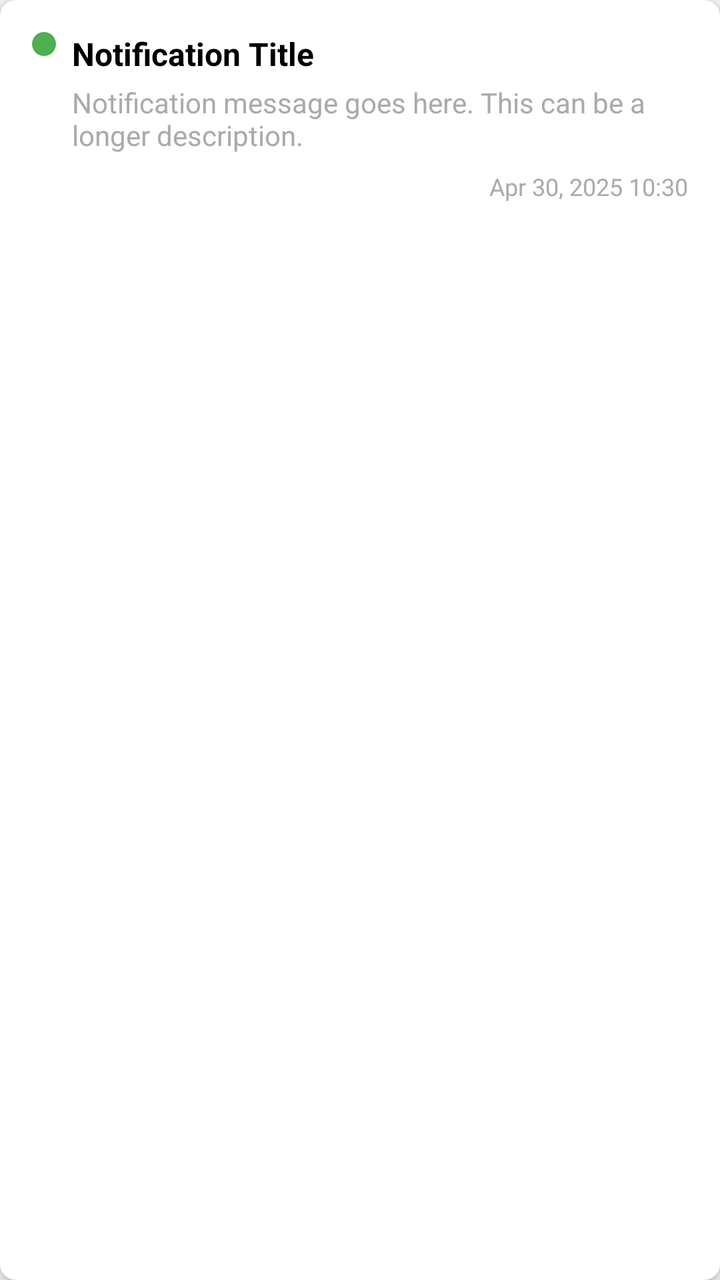
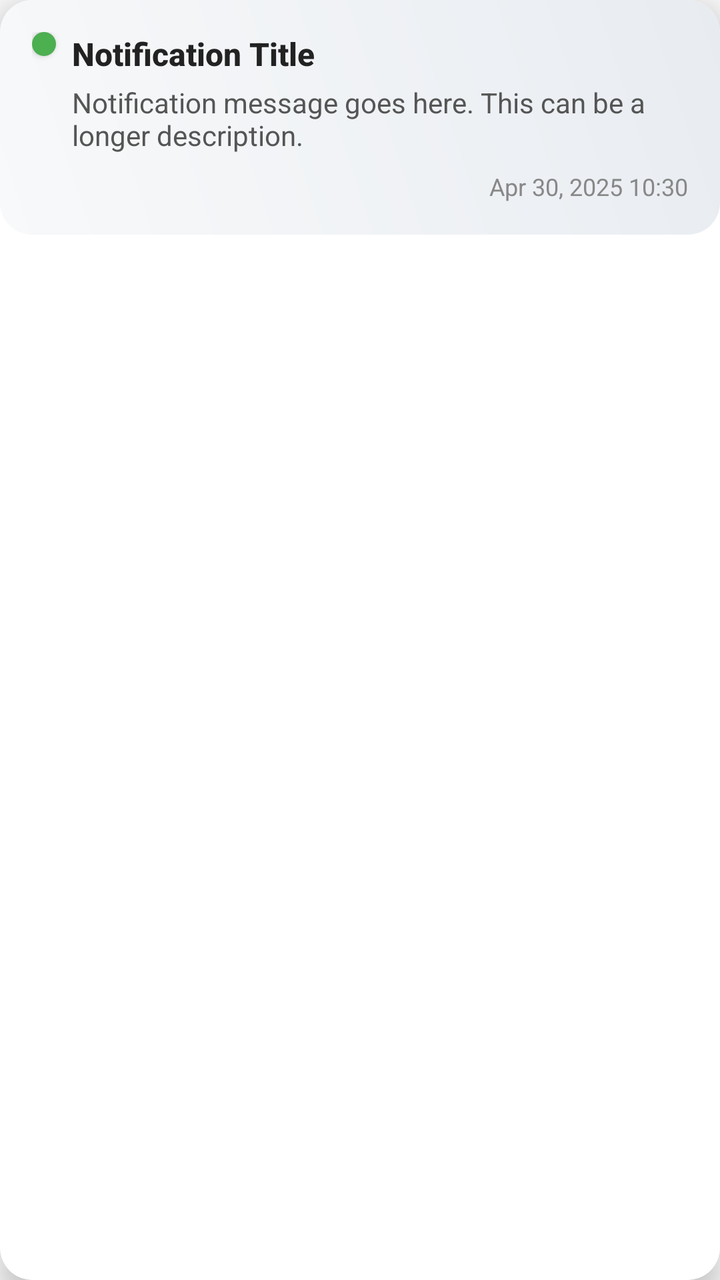

Screens rendered from an Android XML layout before and after an edit, with the pre-edit source and the edit as a unified diff.
<!-- AndroidManifest.xml: application theme AppTheme -->
<!-- res/layout/notification_item.xml -->
<?xml version="1.0" encoding="utf-8"?>
<androidx.cardview.widget.CardView xmlns:android="http://schemas.android.com/apk/res/android"
    xmlns:app="http://schemas.android.com/apk/res-auto"
    android:layout_width="match_parent"
    android:layout_height="wrap_content"
    android:layout_margin="8dp"
    app:cardCornerRadius="8dp"
    app:cardElevation="4dp">

    <RelativeLayout
        android:layout_width="match_parent"
        android:layout_height="wrap_content"
        android:padding="16dp">

        <View
            android:id="@+id/notificationReadIndicator"
            android:layout_width="12dp"
            android:layout_height="12dp"
            android:layout_alignParentStart="true"
            android:layout_alignParentTop="true"
            android:layout_marginEnd="8dp"
            android:background="@drawable/notification_indicator"
            android:tag="read" /> 

        <TextView
            android:id="@+id/textViewNotificationTitle"
            android:layout_width="match_parent"
            android:layout_height="wrap_content"
            android:layout_toEndOf="@id/notificationReadIndicator"
            android:text="Notification Title"
            android:textColor="@android:color/black"
            android:textSize="16sp"
            android:textStyle="bold" />

        <TextView
            android:id="@+id/textViewNotificationMessage"
            android:layout_width="match_parent"
            android:layout_height="wrap_content"
            android:layout_below="@id/textViewNotificationTitle"
            android:layout_marginTop="4dp"
            android:layout_toEndOf="@id/notificationReadIndicator"
            android:text="Notification message goes here. This can be a longer description."
            android:textColor="@android:color/darker_gray"
            android:textSize="14sp" />

        <TextView
            android:id="@+id/textViewNotificationTime"
            android:layout_width="wrap_content"
            android:layout_height="wrap_content"
            android:layout_below="@id/textViewNotificationMessage"
            android:layout_alignParentEnd="true"
            android:layout_marginTop="8dp"
            android:text="Apr 30, 2025 10:30"
            android:textColor="@android:color/darker_gray"
            android:textSize="12sp" />

    </RelativeLayout>

</androidx.cardview.widget.CardView>
<!-- resources referenced by this layout -->
<resources>
  <!-- drawable notification_indicator (drawable) -->
  <?xml version="1.0" encoding="utf-8"?>
  <selector xmlns:android="http://schemas.android.com/apk/res/android">
      <item android:state_activated="true">
          <shape android:shape="oval">
              <solid android:color="@android:color/darker_gray" />
          </shape>
      </item>
      <item android:state_activated="false">
          <shape android:shape="oval">
              <solid android:color="#4CAF50" />
          </shape>
      </item>
      
      <item android:state_selected="true">
          <shape android:shape="oval">
              <solid android:color="@android:color/darker_gray" />
          </shape>
      </item>
      <item>
          <shape android:shape="oval">
              <solid android:color="#4CAF50" />
          </shape>
      </item>
  </selector>
  <style name="AppTheme" parent="Theme.AppCompat.Light.NoActionBar">
          <item name="colorPrimary">@color/colorPrimary</item>
          <item name="colorPrimaryDark">@color/colorPrimaryDark</item>
          <item name="colorAccent">@color/colorAccent</item>
          
  
          <item name="colorSecondary">@color/teal_200</item>
          <item name="colorSecondaryVariant">@color/teal_700</item>
          <item name="colorOnSecondary">@color/black</item>
          
          <item name="android:statusBarColor">?attr/colorPrimaryVariant</item>
      </style>
  <color name="colorPrimary">#6200EE</color>
  <color name="colorPrimaryDark">#3700B3</color>
  <color name="colorAccent">#03DAC5</color>
  <color name="teal_200">#FF03DAC5</color>
  <color name="teal_700">#FF018786</color>
  <color name="black">#FF000000</color>
</resources>

<!-- the commit's change to res/layout/notification_item.xml (unified diff, before → after) -->
@@ -3,14 +3,17 @@
     xmlns:app="http://schemas.android.com/apk/res-auto"
     android:layout_width="match_parent"
     android:layout_height="wrap_content"
-    android:layout_margin="8dp"
-    app:cardCornerRadius="8dp"
-    app:cardElevation="4dp">
+    android:layout_margin="12dp"
+    app:cardCornerRadius="16dp"
+    app:cardElevation="8dp"
+    app:cardBackgroundColor="@android:color/white"
+    android:foreground="?android:attr/selectableItemBackground">
 
     <RelativeLayout
         android:layout_width="match_parent"
         android:layout_height="wrap_content"
-        android:padding="16dp">
+        android:padding="16dp"
+        android:background="@drawable/notification_card_bg">
 
         <View
             android:id="@+id/notificationReadIndicator"
@@ -20,7 +23,8 @@
             android:layout_alignParentTop="true"
             android:layout_marginEnd="8dp"
             android:background="@drawable/notification_indicator"
-            android:tag="read" /> 
+            android:tag="read"
+            android:elevation="2dp" />
 
         <TextView
             android:id="@+id/textViewNotificationTitle"
@@ -28,9 +32,10 @@
             android:layout_height="wrap_content"
             android:layout_toEndOf="@id/notificationReadIndicator"
             android:text="Notification Title"
-            android:textColor="@android:color/black"
+            android:textColor="#222222"
             android:textSize="16sp"
-            android:textStyle="bold" />
+            android:textStyle="bold"
+            android:fontFamily="sans-serif-medium" />
 
         <TextView
             android:id="@+id/textViewNotificationMessage"
@@ -40,7 +45,7 @@
             android:layout_marginTop="4dp"
             android:layout_toEndOf="@id/notificationReadIndicator"
             android:text="Notification message goes here. This can be a longer description."
-            android:textColor="@android:color/darker_gray"
+            android:textColor="#555555"
             android:textSize="14sp" />
 
         <TextView
@@ -51,9 +56,8 @@
             android:layout_alignParentEnd="true"
             android:layout_marginTop="8dp"
             android:text="Apr 30, 2025 10:30"
-            android:textColor="@android:color/darker_gray"
+            android:textColor="#888888"
             android:textSize="12sp" />
 
     </RelativeLayout>
-
 </androidx.cardview.widget.CardView>
<!-- resource entries referenced after the edit -->
@@ -1,5 +1,14 @@
 <!-- resources referenced by this layout -->
 <resources>
+  <!-- drawable notification_card_bg (drawable) -->
+  <?xml version="1.0" encoding="utf-8"?>
+  <shape xmlns:android="http://schemas.android.com/apk/res/android">
+      <gradient
+          android:startColor="#F8F9FA"
+          android:endColor="#E8ECF1"
+          android:angle="45"/>
+      <corners android:radius="16dp"/>
+  </shape>
   <!-- drawable notification_indicator (drawable) -->
   <?xml version="1.0" encoding="utf-8"?>
   <selector xmlns:android="http://schemas.android.com/apk/res/android">
